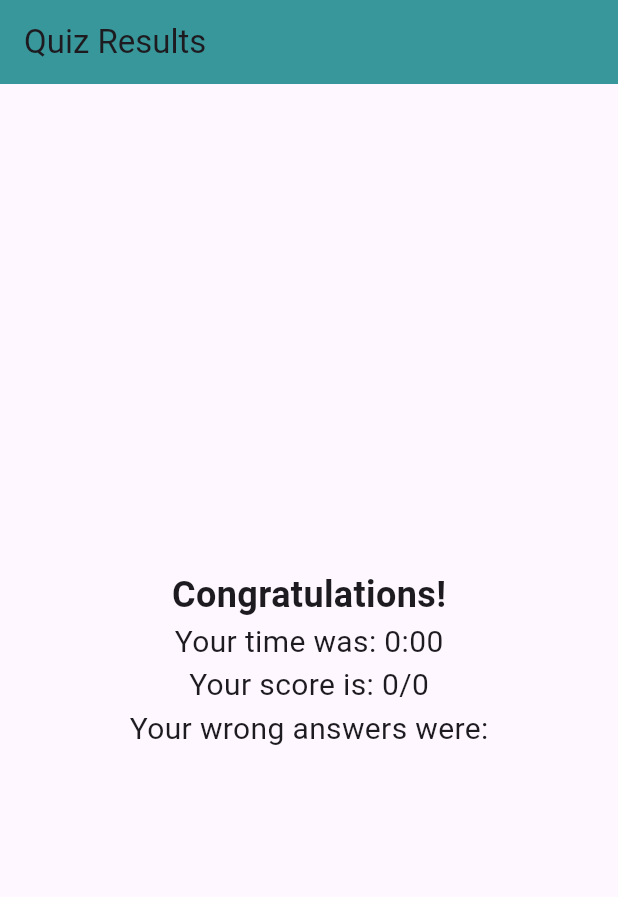
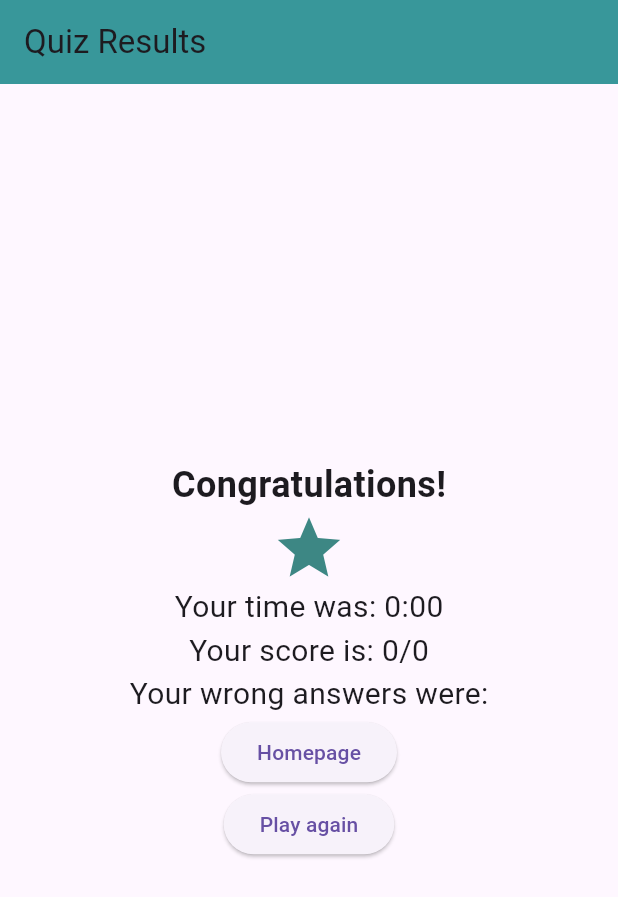
Before and after one commit to thales-ferreira/testing_app, a Flutter app: the ResultPage screen opened directly with empty values, on a phone screen of 412 x 824 dp. Shown: the top 897 px of the screen. Run offline on Flutter 3.47's test engine with Material 3 defaults, Android fonts, the phone set to English and light mode, and no system bars.

Commit message:
ui changes

```diff
--- a/lib/pages/result_page.dart
+++ b/lib/pages/result_page.dart
@@ -39,6 +39,7 @@ class ResultPage extends StatelessWidget {
               'Congratulations!',
               style: TextStyle(fontSize: 24, fontWeight: FontWeight.bold),
             ),
+            const Icon(Icons.star, size: 50, color: Color(0xff3d8784)),
             Text(
               'Your time was: ${timeLeft ~/ 60}:${(timeLeft % 60).toString().padLeft(2, '0')}',
               style: const TextStyle(fontSize: 20),
@@ -52,6 +53,16 @@ class ResultPage extends StatelessWidget {
               style: TextStyle(fontSize: 20),
             ),
             ...wrongAnswers.map((question) => Text(question)).toList(),
+            ElevatedButton(
+                onPressed: () {
+                  // Navigate to homepage
+                },
+                child: const Text('Homepage')),
+            ElevatedButton(
+                onPressed: () {
+                  // Restart the quiz
+                },
+                child: const Text('Play again'))
           ],
         ),
       ),
```
